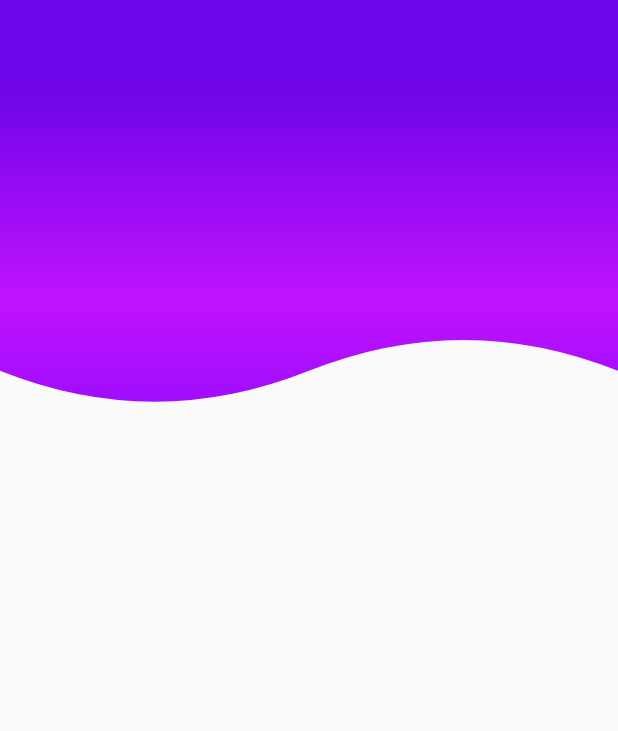
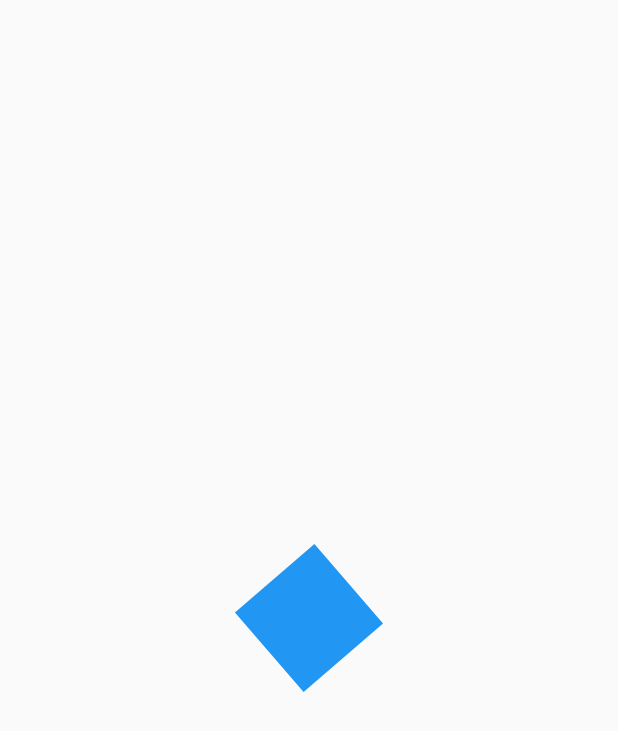
Before and after one commit to SoyJorgeDiaz5/flutter_design_and_animations, a Flutter app: the screen it shows after launch, on a phone screen of 412 x 824 dp. Shown: the top 731 px of the screen. Run offline on Flutter 3.47's test engine with Material 2 defaults, Android fonts, the phone set to English and light mode, and no system bars.

Commit message:
feat(custom-animations): add square animation

```diff
--- a/lib/main.dart
+++ b/lib/main.dart
@@ -1,5 +1,6 @@
-import 'package:design_and_animations/src/pages/headers_page.dart';
 import 'package:flutter/material.dart';
+
+import 'package:design_and_animations/src/pages/animations_page.dart';
 
 void main() {
   runApp(const MyApp());
@@ -13,7 +14,7 @@ class MyApp extends StatelessWidget {
     return const MaterialApp(
       debugShowCheckedModeBanner: false,
       title: 'App Designs',
-      home: HeadersPage(),
+      home: AnimationsPage(),
     );
   }
 }
--- /dev/null
+++ b/lib/src/pages/animations_page.dart
@@ -0,0 +1,74 @@
+import 'package:flutter/material.dart';
+
+class AnimationsPage extends StatelessWidget {
+  const AnimationsPage({Key? key}) : super(key: key);
+
+  @override
+  Widget build(BuildContext context) {
+    return const Scaffold(
+      body: Center(
+        child: SquareAnimated(),
+      ),
+    );
+  }
+}
+
+class SquareAnimated extends StatefulWidget {
+  const SquareAnimated({Key? key}) : super(key: key);
+
+  @override
+  State<SquareAnimated> createState() => _SquareAnimatedState();
+}
+
+class _SquareAnimatedState extends State<SquareAnimated>
+    with SingleTickerProviderStateMixin {
+  late AnimationController animationController;
+  late Animation<double> rotation;
+
+  @override
+  void initState() {
+    animationController = AnimationController(
+        vsync: this,
+        duration: const Duration(
+          milliseconds: 1000,
+        ));
+
+    rotation = Tween(begin: 0.0, end: 4.0).animate(animationController);
+
+    super.initState();
+  }
+
+  @override
+  void dispose() {
+    animationController.dispose();
+
+    super.dispose();
+  }
+
+  @override
+  Widget build(BuildContext context) {
+    animationController.forward();
+
+    return AnimatedBuilder(
+      animation: animationController,
+      // child: _Square(), <- Optional
+      builder: (context, child) {
+        return Transform.rotate(
+          angle: rotation.value,
+          child: _Square(),
+        );
+      },
+    );
+  }
+}
+
+class _Square extends StatelessWidget {
+  @override
+  Widget build(BuildContext context) {
+    return Container(
+      width: 70,
+      height: 70,
+      decoration: const BoxDecoration(color: Colors.blue),
+    );
+  }
+}
```
